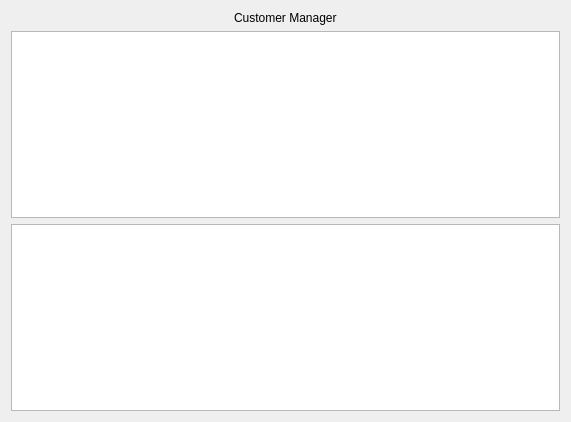
suyZhong/bank_management_system, file UI/customer.ui: the form before one commit.
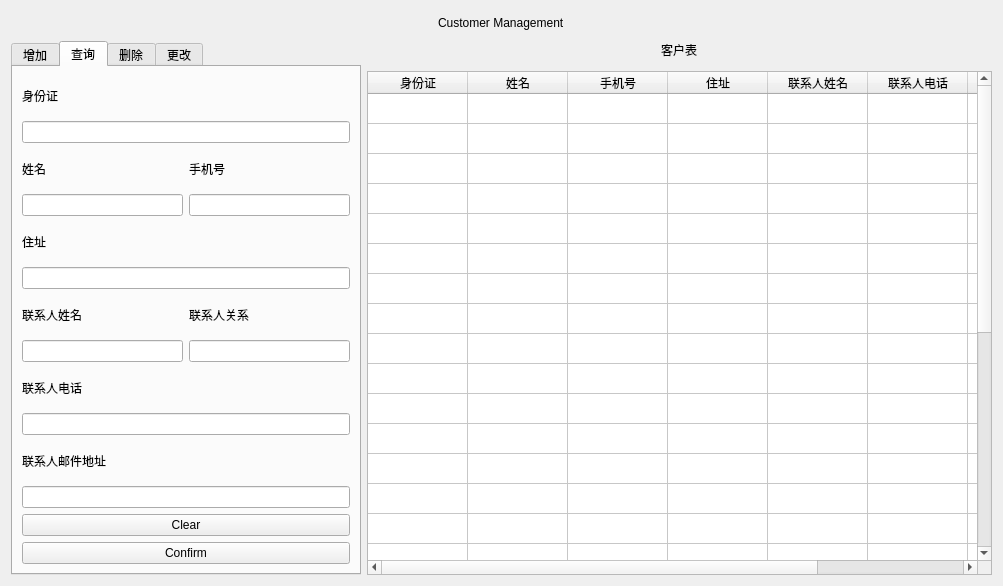
The form after the commit.

Commit message: finish customer add

The edit to the form file:
```diff
--- a/UI/customer.ui
+++ b/UI/customer.ui
@@ -6,26 +6,350 @@
    <rect>
     <x>0</x>
     <y>0</y>
-    <width>571</width>
-    <height>422</height>
+    <width>1003</width>
+    <height>586</height>
    </rect>
   </property>
   <property name="windowTitle">
    <string>Form</string>
   </property>
-  <layout class="QVBoxLayout" name="verticalLayout">
-   <item alignment="Qt::AlignHCenter">
+  <layout class="QGridLayout" name="gridLayout">
+   <item row="0" column="0" colspan="2" alignment="Qt::AlignHCenter">
     <widget class="QLabel" name="label">
+     <property name="minimumSize">
+      <size>
+       <width>0</width>
+       <height>24</height>
+      </size>
+     </property>
      <property name="text">
-      <string>Customer Manager</string>
+      <string>Customer Management</string>
      </property>
     </widget>
    </item>
-   <item>
-    <widget class="QGraphicsView" name="graphicsView"/>
+   <item row="3" column="1">
+    <widget class="QTableWidget" name="tableWidget">
+     <property name="editTriggers">
+      <set>QAbstractItemView::NoEditTriggers</set>
+     </property>
+     <property name="rowCount">
+      <number>28</number>
+     </property>
+     <attribute name="verticalHeaderVisible">
+      <bool>false</bool>
+     </attribute>
+     <row/>
+     <row/>
+     <row/>
+     <row/>
+     <row/>
+     <row/>
+     <row/>
+     <row/>
+     <row/>
+     <row/>
+     <row/>
+     <row/>
+     <row/>
+     <row/>
+     <row/>
+     <row/>
+     <row/>
+     <row/>
+     <row/>
+     <row/>
+     <row/>
+     <row/>
+     <row/>
+     <row/>
+     <row/>
+     <row/>
+     <row/>
+     <row/>
+     <column>
+      <property name="text">
+       <string>身份证</string>
+      </property>
+     </column>
+     <column>
+      <property name="text">
+       <string>姓名</string>
+      </property>
+     </column>
+     <column>
+      <property name="text">
+       <string>手机号</string>
+      </property>
+     </column>
+     <column>
+      <property name="text">
+       <string>住址</string>
+      </property>
+     </column>
+     <column>
+      <property name="text">
+       <string>联系人姓名</string>
+      </property>
+     </column>
+     <column>
+      <property name="text">
+       <string>联系人电话</string>
+      </property>
+     </column>
+     <column>
+      <property name="text">
+       <string>联系人邮件</string>
+      </property>
+     </column>
+     <column>
+      <property name="text">
+       <string>联系人关系</string>
+      </property>
+     </column>
+    </widget>
    </item>
-   <item>
-    <widget class="QTableView" name="tableView"/>
+   <item row="1" column="1" alignment="Qt::AlignHCenter">
+    <widget class="QLabel" name="label_2">
+     <property name="text">
+      <string>客户表</string>
+     </property>
+     <property name="textFormat">
+      <enum>Qt::MarkdownText</enum>
+     </property>
+    </widget>
+   </item>
+   <item row="1" column="0" rowspan="3">
+    <widget class="QTabWidget" name="tabWidget">
+     <property name="maximumSize">
+      <size>
+       <width>350</width>
+       <height>16777215</height>
+      </size>
+     </property>
+     <property name="currentIndex">
+      <number>1</number>
+     </property>
+     <widget class="QWidget" name="add">
+      <attribute name="title">
+       <string>增加</string>
+      </attribute>
+      <layout class="QGridLayout" name="gridLayout_3">
+       <item row="17" column="0" colspan="2">
+        <widget class="QPushButton" name="customerAdd">
+         <property name="text">
+          <string>Confirm</string>
+         </property>
+        </widget>
+       </item>
+       <item row="9" column="1">
+        <widget class="QLineEdit" name="CusAddRela"/>
+       </item>
+       <item row="16" column="0" colspan="2">
+        <widget class="QPushButton" name="clearButton">
+         <property name="text">
+          <string>Clear</string>
+         </property>
+        </widget>
+       </item>
+       <item row="1" column="0" colspan="2">
+        <widget class="QLineEdit" name="CusAddID"/>
+       </item>
+       <item row="3" column="0">
+        <widget class="QLineEdit" name="CusAddName"/>
+       </item>
+       <item row="6" column="0">
+        <widget class="QLabel" name="label_6">
+         <property name="text">
+          <string>住址</string>
+         </property>
+        </widget>
+       </item>
+       <item row="8" column="1">
+        <widget class="QLabel" name="label_10">
+         <property name="text">
+          <string>联系人关系</string>
+         </property>
+        </widget>
+       </item>
+       <item row="11" column="0" colspan="2">
+        <widget class="QLineEdit" name="CusAddCphone"/>
+       </item>
+       <item row="0" column="0">
+        <widget class="QLabel" name="label_3">
+         <property name="text">
+          <string>身份证</string>
+         </property>
+        </widget>
+       </item>
+       <item row="12" column="0">
+        <widget class="QLabel" name="label_9">
+         <property name="text">
+          <string>联系人邮件地址</string>
+         </property>
+        </widget>
+       </item>
+       <item row="2" column="1">
+        <widget class="QLabel" name="label_5">
+         <property name="text">
+          <string>手机号</string>
+         </property>
+        </widget>
+       </item>
+       <item row="10" column="0">
+        <widget class="QLabel" name="label_8">
+         <property name="text">
+          <string>联系人电话</string>
+         </property>
+        </widget>
+       </item>
+       <item row="3" column="1">
+        <widget class="QLineEdit" name="CusAddPhone">
+         <property name="text">
+          <string/>
+         </property>
+        </widget>
+       </item>
+       <item row="7" column="0" colspan="2">
+        <widget class="QLineEdit" name="CusAddAddress"/>
+       </item>
+       <item row="13" column="0" colspan="2">
+        <widget class="QLineEdit" name="CusAddCaddr"/>
+       </item>
+       <item row="9" column="0">
+        <widget class="QLineEdit" name="CusAddCname"/>
+       </item>
+       <item row="2" column="0">
+        <widget class="QLabel" name="label_4">
+         <property name="text">
+          <string>姓名</string>
+         </property>
+        </widget>
+       </item>
+       <item row="8" column="0">
+        <widget class="QLabel" name="label_7">
+         <property name="text">
+          <string>联系人姓名</string>
+         </property>
+        </widget>
+       </item>
+      </layout>
+     </widget>
+     <widget class="QWidget" name="query">
+      <attribute name="title">
+       <string>查询</string>
+      </attribute>
+      <layout class="QGridLayout" name="gridLayout_2">
+       <item row="0" column="0">
+        <widget class="QLabel" name="label_14">
+         <property name="text">
+          <string>身份证</string>
+         </property>
+        </widget>
+       </item>
+       <item row="1" column="0" colspan="2">
+        <widget class="QLineEdit" name="CusID_2"/>
+       </item>
+       <item row="2" column="0">
+        <widget class="QLabel" name="label_18">
+         <property name="text">
+          <string>姓名</string>
+         </property>
+        </widget>
+       </item>
+       <item row="2" column="1">
+        <widget class="QLabel" name="label_15">
+         <property name="text">
+          <string>手机号</string>
+         </property>
+        </widget>
+       </item>
+       <item row="3" column="0">
+        <widget class="QLineEdit" name="CusName_2"/>
+       </item>
+       <item row="3" column="1">
+        <widget class="QLineEdit" name="CusPhone_2">
+         <property name="text">
+          <string/>
+         </property>
+        </widget>
+       </item>
+       <item row="4" column="0">
+        <widget class="QLabel" name="label_16">
+         <property name="text">
+          <string>住址</string>
+         </property>
+        </widget>
+       </item>
+       <item row="5" column="0" colspan="2">
+        <widget class="QLineEdit" name="CusAddress_2"/>
+       </item>
+       <item row="6" column="0">
+        <widget class="QLabel" name="label_13">
+         <property name="text">
+          <string>联系人姓名</string>
+         </property>
+        </widget>
+       </item>
+       <item row="6" column="1">
+        <widget class="QLabel" name="label_11">
+         <property name="text">
+          <string>联系人关系</string>
+         </property>
+        </widget>
+       </item>
+       <item row="7" column="0">
+        <widget class="QLineEdit" name="CusCname_2"/>
+       </item>
+       <item row="7" column="1">
+        <widget class="QLineEdit" name="CusRela_2"/>
+       </item>
+       <item row="8" column="0">
+        <widget class="QLabel" name="label_12">
+         <property name="text">
+          <string>联系人电话</string>
+         </property>
+        </widget>
+       </item>
+       <item row="9" column="0" colspan="2">
+        <widget class="QLineEdit" name="CusCphone_2"/>
+       </item>
+       <item row="10" column="0">
+        <widget class="QLabel" name="label_17">
+         <property name="text">
+          <string>联系人邮件地址</string>
+         </property>
+        </widget>
+       </item>
+       <item row="11" column="0" colspan="2">
+        <widget class="QLineEdit" name="CusCaddr_2"/>
+       </item>
+       <item row="12" column="0" colspan="2">
+        <widget class="QPushButton" name="clearButton_2">
+         <property name="text">
+          <string>Clear</string>
+         </property>
+        </widget>
+       </item>
+       <item row="13" column="0" colspan="2">
+        <widget class="QPushButton" name="CusQueryButton">
+         <property name="text">
+          <string>Confirm</string>
+         </property>
+        </widget>
+       </item>
+      </layout>
+     </widget>
+     <widget class="QWidget" name="dele">
+      <attribute name="title">
+       <string>删除</string>
+      </attribute>
+     </widget>
+     <widget class="QWidget" name="change">
+      <attribute name="title">
+       <string>更改</string>
+      </attribute>
+     </widget>
+    </widget>
    </item>
   </layout>
  </widget>
```
Left out of the diff: 131 changed lines with no effect on the pictures. The commit also changes 13 other files.
